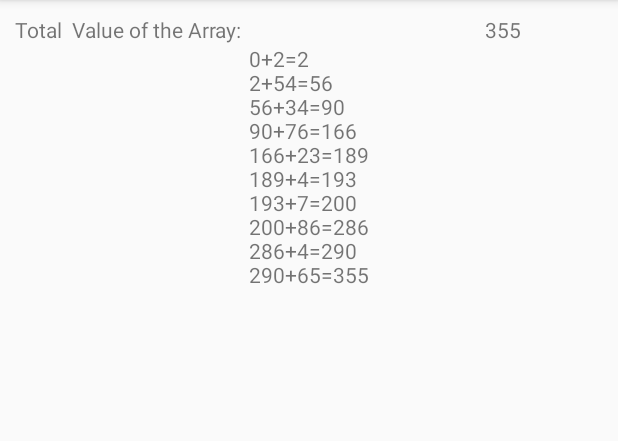
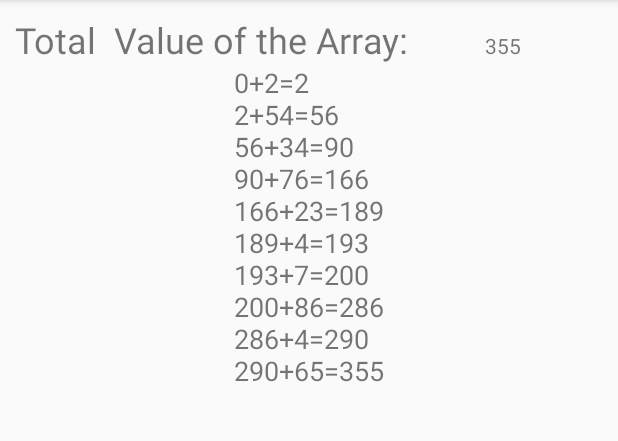
Before and after one commit to blazan420/PerformMathematicalOperationsOnArrayValue, an Android app: the screen it shows after launch (MainActivity), on a phone screen of 412 x 824 dp, the part 84-525 px from its top. Run offline under Robolectric (Android 15) with nearby library versions, the phone set to English and light mode, and no system bars.

Commit message:
180 App Number 14 - Part3 - Perform Mathematical Operations on Array Value //Complete

```diff
--- a/app/src/main/res/layout/activity_main.xml
+++ b/app/src/main/res/layout/activity_main.xml
@@ -24,7 +24,8 @@
                 android:layout_width="0dp"
                 android:layout_height="wrap_content"
                 android:layout_weight="80"
-                android:text="Total  Value of the Array:" />
+                android:text="Total  Value of the Array:"
+                android:textSize="24sp" />
 
             <TextView
                 android:id="@+id/txtTotal"
@@ -43,7 +44,8 @@
             <TextView
                 android:id="@+id/txtCalculations"
                 android:layout_width="wrap_content"
-                android:layout_height="wrap_content" />
+                android:layout_height="wrap_content"
+                android:textSize="18sp" />
         </LinearLayout>
     </LinearLayout>
 </RelativeLayout>
```
